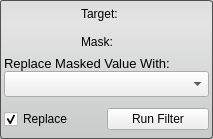
The window that src/Interface/ToolInterface/MaskDataFilterInterface.ui (SCIInstitute/Seg3D) describes before a commit, drawn with Qt 5.
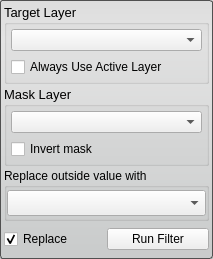
The same window after the commit.

Commit message: redo the interface for the maskdata filter.

```diff
--- a/src/Interface/ToolInterface/MaskDataFilterInterface.ui
+++ b/src/Interface/ToolInterface/MaskDataFilterInterface.ui
@@ -7,11 +7,11 @@
     <x>0</x>
     <y>0</y>
     <width>213</width>
-    <height>139</height>
+    <height>259</height>
    </rect>
   </property>
   <property name="sizePolicy">
-   <sizepolicy hsizetype="Expanding" vsizetype="Fixed">
+   <sizepolicy hsizetype="Preferred" vsizetype="Preferred">
     <horstretch>0</horstretch>
     <verstretch>0</verstretch>
    </sizepolicy>
@@ -22,12 +22,6 @@
     <height>139</height>
    </size>
   </property>
-  <property name="maximumSize">
-   <size>
-    <width>16777215</width>
-    <height>139</height>
-   </size>
-  </property>
   <property name="baseSize">
    <size>
     <width>213</width>
@@ -52,82 +46,84 @@
     <number>4</number>
    </property>
    <item>
-    <layout class="QHBoxLayout" name="targetHLayout" stretch="1">
-     <property name="spacing">
-      <number>0</number>
+    <widget class="QGroupBox" name="target_groupbox_">
+     <property name="font">
+      <font>
+       <pointsize>10</pointsize>
+      </font>
      </property>
-     <property name="bottomMargin">
+     <property name="title">
+      <string>Target Layer</string>
+     </property>
+     <layout class="QVBoxLayout" name="verticalLayout_4">
+      <property name="margin">
       <number>4</number>
      </property>
      <item>
-      <widget class="QLabel" name="targetLabel">
+       <widget class="QComboBox" name="target_layer_">
        <property name="sizePolicy">
-        <sizepolicy hsizetype="Fixed" vsizetype="Preferred">
+         <sizepolicy hsizetype="Ignored" vsizetype="Fixed">
          <horstretch>0</horstretch>
          <verstretch>0</verstretch>
         </sizepolicy>
        </property>
-       <property name="minimumSize">
-        <size>
-         <width>50</width>
-         <height>0</height>
-        </size>
-       </property>
+       </widget>
+      </item>
+      <item>
+       <widget class="QCheckBox" name="use_active_layer_">
        <property name="text">
-        <string>Target:</string>
+         <string>Always Use Active Layer</string>
        </property>
       </widget>
      </item>
     </layout>
+    </widget>
    </item>
    <item>
-    <layout class="QHBoxLayout" name="maskHLayout" stretch="1">
-     <property name="spacing">
-      <number>0</number>
+    <widget class="QGroupBox" name="connected_to_mask_groupbox_">
+     <property name="font">
+      <font>
+       <pointsize>10</pointsize>
+      </font>
      </property>
+     <property name="title">
+      <string>Mask Layer</string>
+     </property>
+     <layout class="QVBoxLayout" name="verticalLayout_5">
+      <property name="margin">
+       <number>4</number>
+      </property>
      <item>
-      <widget class="QLabel" name="maskLabel">
+       <widget class="QComboBox" name="mask_">
        <property name="sizePolicy">
-        <sizepolicy hsizetype="Fixed" vsizetype="Preferred">
+         <sizepolicy hsizetype="Ignored" vsizetype="Fixed">
          <horstretch>0</horstretch>
          <verstretch>0</verstretch>
         </sizepolicy>
        </property>
-       <property name="minimumSize">
-        <size>
-         <width>50</width>
-         <height>0</height>
-        </size>
-       </property>
+       </widget>
+      </item>
+      <item>
+       <widget class="QCheckBox" name="invert_mask_">
        <property name="text">
-        <string>Mask:</string>
+         <string>Invert mask</string>
        </property>
       </widget>
      </item>
     </layout>
+    </widget>
    </item>
    <item>
-    <layout class="QVBoxLayout" name="verticalLayout">
-     <property name="spacing">
+    <widget class="QGroupBox" name="groupBox">
+     <property name="title">
+      <string>Replace outside value with</string>
+     </property>
+     <layout class="QVBoxLayout" name="verticalLayout_3">
+      <property name="margin">
       <number>0</number>
      </property>
-     <property name="bottomMargin">
-      <number>4</number>
-     </property>
      <item>
-      <widget class="QLabel" name="label">
-       <property name="font">
-        <font>
-         <pointsize>10</pointsize>
-        </font>
-       </property>
-       <property name="text">
-        <string>Replace Masked Value With:</string>
-       </property>
-      </widget>
-     </item>
-     <item>
-      <widget class="QComboBox" name="replaceComboBox">
+       <widget class="QComboBox" name="replace_with_">
        <property name="sizePolicy">
         <sizepolicy hsizetype="Ignored" vsizetype="Fixed">
          <horstretch>0</horstretch>
@@ -143,6 +139,7 @@
       </widget>
      </item>
     </layout>
+    </widget>
    </item>
    <item>
     <widget class="QWidget" name="replaceRunWidget" native="true">
```
Lines whose indentation alone changed are shown as unchanged. The commit also changes 5 other files.
